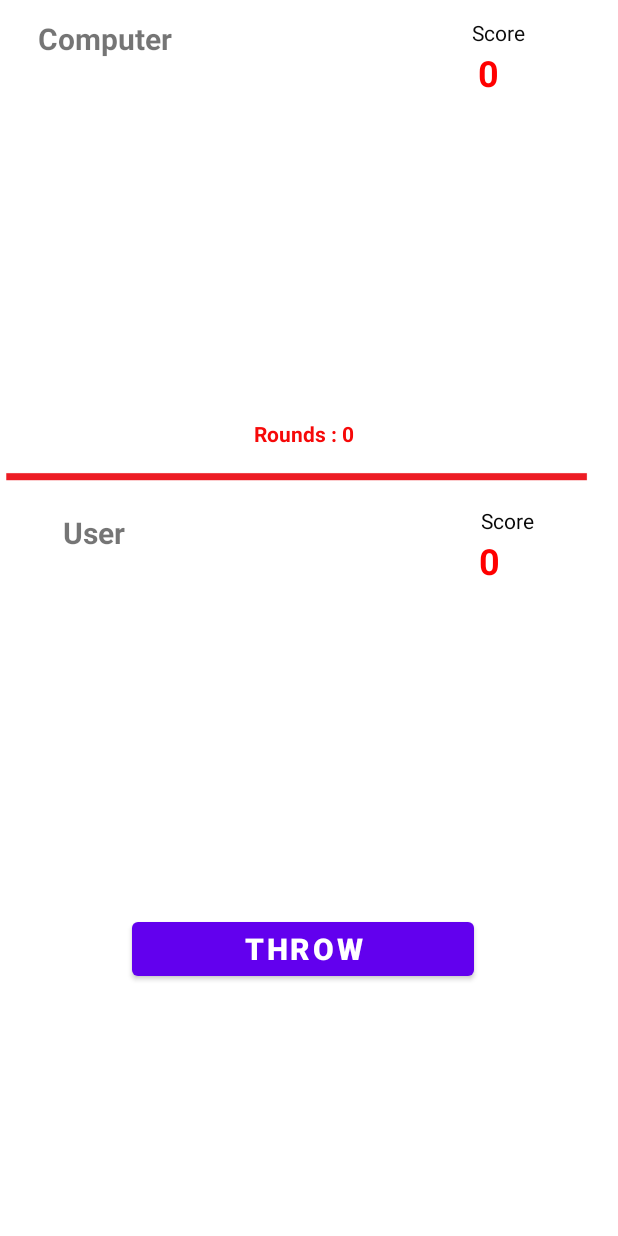
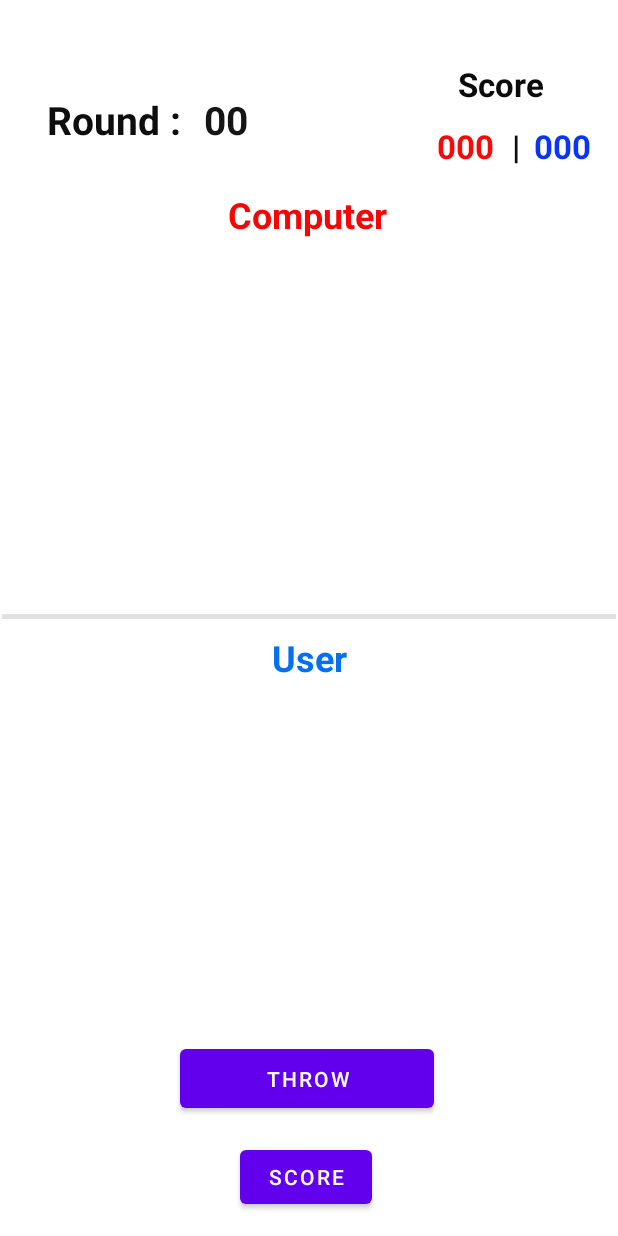
Before and after one commit to DumiaSL/5_Roll, an Android app: the GameScreen screen opened directly, with no data from a screen before it, on a phone screen of 412 x 824 dp. Run offline under Robolectric (Android 15) with nearby library versions, the phone set to English and light mode, and no system bars.

Commit message:
changed game screen design

```diff
--- a/Dice_Game_Application/app/src/main/java/com/example/dice_game_application/GameScreen.kt
+++ b/Dice_Game_Application/app/src/main/java/com/example/dice_game_application/GameScreen.kt
@@ -39,7 +39,7 @@ class GameScreen : AppCompatActivity() {
 
         var computerscore=0
         var userscore=0
-        var rounds=0
+        var rounds=1
 
         var remove_list = mutableListOf<Boolean>(false,false,false,false,false)
 
@@ -118,7 +118,7 @@ class GameScreen : AppCompatActivity() {
                 }
 
                 rounds++
-                round_text.setText("Rounds "+rounds.toString())
+                round_text.setText(rounds.toString())
 
                 for (i in 0..4) {
                     computerscore += computer_list[i]
@@ -251,17 +251,17 @@ class GameScreen : AppCompatActivity() {
     fun setImage(image: ImageView, i: Int) {
         image.isVisible=true
         if (i==1){
-            image.setImageResource(R.drawable.one)
+            image.setImageResource(R.drawable.dice_1)
         }else if (i==2){
-            image.setImageResource(R.drawable.two)
+            image.setImageResource(R.drawable.dice_2)
         }else if (i==3){
-            image.setImageResource(R.drawable.three)
+            image.setImageResource(R.drawable.dice_3)
         }else if (i==4){
-            image.setImageResource(R.drawable.four)
+            image.setImageResource(R.drawable.dice_4)
         }else if (i==5){
-            image.setImageResource(R.drawable.five)
+            image.setImageResource(R.drawable.dice_5)
         }else{
-            image.setImageResource(R.drawable.six)
+            image.setImageResource(R.drawable.dice_6)
         }
     }
 
--- a/Dice_Game_Application/app/src/main/res/layout/activity_game_screen.xml
+++ b/Dice_Game_Application/app/src/main/res/layout/activity_game_screen.xml
@@ -6,232 +6,249 @@
     android:layout_height="match_parent"
     tools:context=".GameScreen">
 
-    <ImageView
-        android:id="@+id/u1"
-        android:layout_width="50dp"
-        android:layout_height="84dp"
-        android:layout_marginStart="64dp"
-        android:layout_marginTop="48dp"
-        android:visibility="invisible"
-        app:layout_constraintStart_toStartOf="parent"
-        app:layout_constraintTop_toBottomOf="@+id/line"
-        app:srcCompat="@drawable/three" />
-
-    <ImageView
-        android:id="@+id/u3"
-        android:layout_width="50dp"
-        android:layout_height="74dp"
-        android:layout_marginStart="60dp"
-        android:layout_marginTop="56dp"
-        android:visibility="invisible"
-        app:layout_constraintStart_toEndOf="@+id/u2"
-        app:layout_constraintTop_toBottomOf="@+id/line"
-        app:srcCompat="@drawable/five" />
-
-    <Button
-        android:id="@+id/throwbtn"
-        android:layout_width="228dp"
-        android:layout_height="48dp"
-        android:layout_marginStart="88dp"
-        android:layout_marginTop="32dp"
-        android:text="Throw"
-        android:textSize="20sp"
-        android:textStyle="bold"
-        app:layout_constraintStart_toStartOf="parent"
-        app:layout_constraintTop_toBottomOf="@+id/u5" />
-
     <Button
         android:id="@+id/score"
         android:layout_width="wrap_content"
         android:layout_height="wrap_content"
-        android:layout_marginStart="152dp"
-        android:layout_marginTop="20dp"
+        android:layout_marginStart="160dp"
+        android:layout_marginTop="16dp"
         android:text="Score"
-        android:textStyle="bold"
-        android:visibility="invisible"
         app:layout_constraintStart_toStartOf="parent"
         app:layout_constraintTop_toBottomOf="@+id/throwbtn" />
 
+    <Button
+        android:id="@+id/throwbtn"
+        android:layout_width="169dp"
+        android:layout_height="51dp"
+        android:layout_marginStart="120dp"
+        android:layout_marginTop="39dp"
+        android:text="Throw"
+        app:layout_constraintStart_toStartOf="parent"
+        app:layout_constraintTop_toBottomOf="@+id/u4" />
+
+    <View
+        android:id="@+id/divider"
+        android:layout_width="409dp"
+        android:layout_height="3dp"
+        android:layout_marginStart="1dp"
+        android:layout_marginTop="44dp"
+        android:background="?android:attr/listDivider"
+        android:backgroundTint="#0A0A0A"
+        app:layout_constraintStart_toStartOf="parent"
+        app:layout_constraintTop_toBottomOf="@+id/c4" />
+
+    <ImageView
+        android:id="@+id/c2"
+        android:layout_width="80dp"
+        android:layout_height="80dp"
+        android:layout_marginStart="35dp"
+        android:layout_marginTop="10dp"
+        android:visibility="invisible"
+        app:layout_constraintStart_toEndOf="@+id/c1"
+        app:layout_constraintTop_toBottomOf="@+id/textView7"
+        app:srcCompat="@drawable/dice_1" />
+
+    <ImageView
+        android:id="@+id/c4"
+        android:layout_width="80dp"
+        android:layout_height="80dp"
+        android:layout_marginStart="105dp"
+        android:layout_marginTop="36dp"
+        android:visibility="invisible"
+        app:layout_constraintStart_toStartOf="parent"
+        app:layout_constraintTop_toBottomOf="@+id/c2"
+        app:srcCompat="@drawable/dice_1" />
+
+    <ImageView
+        android:id="@+id/c1"
+        android:layout_width="80dp"
+        android:layout_height="80dp"
+        android:layout_marginStart="50dp"
+        android:layout_marginTop="72dp"
+        android:visibility="invisible"
+        app:layout_constraintStart_toStartOf="parent"
+        app:layout_constraintTop_toBottomOf="@+id/textView4"
+        app:srcCompat="@drawable/dice_1" />
+
+    <ImageView
+        android:id="@+id/u1"
+        android:layout_width="80dp"
+        android:layout_height="80dp"
+        android:layout_marginStart="50dp"
+        android:layout_marginTop="45dp"
+        android:visibility="invisible"
+        app:layout_constraintStart_toStartOf="parent"
+        app:layout_constraintTop_toBottomOf="@+id/divider"
+        app:srcCompat="@drawable/dice_1" />
+
+    <ImageView
+        android:id="@+id/u4"
+        android:layout_width="80dp"
+        android:layout_height="80dp"
+        android:layout_marginStart="105dp"
+        android:layout_marginTop="36dp"
+        android:visibility="invisible"
+        app:layout_constraintStart_toStartOf="parent"
+        app:layout_constraintTop_toBottomOf="@+id/u1"
+        app:srcCompat="@drawable/dice_1" />
+
+    <ImageView
+        android:id="@+id/u5"
+        android:layout_width="80dp"
+        android:layout_height="80dp"
+        android:layout_marginStart="40dp"
+        android:layout_marginTop="36dp"
+        android:visibility="invisible"
+        app:layout_constraintStart_toEndOf="@+id/u4"
+        app:layout_constraintTop_toBottomOf="@+id/u2"
+        app:srcCompat="@drawable/dice_1" />
+
+    <ImageView
+        android:id="@+id/u2"
+        android:layout_width="80dp"
+        android:layout_height="80dp"
+        android:layout_marginStart="35dp"
+        android:layout_marginTop="4dp"
+        android:visibility="invisible"
+        app:layout_constraintStart_toEndOf="@+id/u1"
+        app:layout_constraintTop_toBottomOf="@+id/textView8"
+        app:srcCompat="@drawable/dice_1" />
+
+    <ImageView
+        android:id="@+id/u3"
+        android:layout_width="80dp"
+        android:layout_height="80dp"
+        android:layout_marginStart="44dp"
+        android:layout_marginTop="45dp"
+        android:visibility="invisible"
+        app:layout_constraintStart_toEndOf="@+id/u2"
+        app:layout_constraintTop_toBottomOf="@+id/divider"
+        app:srcCompat="@drawable/dice_1" />
+
+    <ImageView
+        android:id="@+id/c5"
+        android:layout_width="80dp"
+        android:layout_height="80dp"
+        android:layout_marginStart="40dp"
+        android:layout_marginTop="35dp"
+        android:visibility="invisible"
+        app:layout_constraintStart_toEndOf="@+id/c4"
+        app:layout_constraintTop_toBottomOf="@+id/c3"
+        app:srcCompat="@drawable/dice_1" />
+
+    <ImageView
+        android:id="@+id/c3"
+        android:layout_width="80dp"
+        android:layout_height="80dp"
+        android:layout_marginStart="44dp"
+        android:layout_marginTop="58dp"
+        android:visibility="invisible"
+        app:layout_constraintStart_toEndOf="@+id/c2"
+        app:layout_constraintTop_toBottomOf="@+id/user_score"
+        app:srcCompat="@drawable/dice_1" />
+
     <TextView
-        android:id="@+id/textView6"
+        android:id="@+id/textView4"
         android:layout_width="wrap_content"
         android:layout_height="wrap_content"
-        android:layout_marginStart="42dp"
-        android:layout_marginTop="4dp"
-        android:text="User"
-        android:textSize="20sp"
+        android:layout_marginStart="31dp"
+        android:layout_marginTop="62dp"
+        android:text="Round :"
+        android:textColor="#0D0D0D"
+        android:textSize="26sp"
         android:textStyle="bold"
         app:layout_constraintStart_toStartOf="parent"
-        app:layout_constraintTop_toBottomOf="@+id/line" />
+        app:layout_constraintTop_toTopOf="parent" />
+
+    <TextView
+        android:id="@+id/round"
+        android:layout_width="wrap_content"
+        android:layout_height="wrap_content"
+        android:layout_marginStart="15dp"
+        android:layout_marginTop="62dp"
+        android:text="00"
+        android:textColor="#151515"
+        android:textSize="26sp"
+        android:textStyle="bold"
+        app:layout_constraintStart_toEndOf="@+id/textView4"
+        app:layout_constraintTop_toTopOf="parent" />
+
+    <TextView
+        android:id="@+id/textView5"
+        android:layout_width="wrap_content"
+        android:layout_height="wrap_content"
+        android:layout_marginStart="140dp"
+        android:layout_marginTop="41dp"
+        android:text="Score"
+        android:textColor="#0B0B0B"
+        android:textSize="22sp"
+        android:textStyle="bold"
+        app:layout_constraintStart_toEndOf="@+id/round"
+        app:layout_constraintTop_toTopOf="parent" />
+
+    <TextView
+        android:id="@+id/user_score"
+        android:layout_width="wrap_content"
+        android:layout_height="wrap_content"
+        android:layout_marginStart="9dp"
+        android:layout_marginTop="12dp"
+        android:text="000"
+        android:textColor="#0B35F6"
+        android:textSize="22sp"
+        android:textStyle="bold"
+        app:layout_constraintStart_toEndOf="@+id/textView9"
+        app:layout_constraintTop_toBottomOf="@+id/textView5" />
+
+    <TextView
+        android:id="@+id/computer_score"
+        android:layout_width="wrap_content"
+        android:layout_height="wrap_content"
+        android:layout_marginStart="126dp"
+        android:layout_marginTop="12dp"
+        android:text="000"
+        android:textColor="#F80808"
+        android:textSize="22sp"
+        android:textStyle="bold"
+        app:layout_constraintStart_toEndOf="@+id/round"
+        app:layout_constraintTop_toBottomOf="@+id/textView5" />
+
+    <TextView
+        android:id="@+id/textView9"
+        android:layout_width="wrap_content"
+        android:layout_height="wrap_content"
+        android:layout_marginStart="12dp"
+        android:layout_marginTop="12dp"
+        android:text="|"
+        android:textColor="#0E0E0E"
+        android:textSize="22dp"
+        android:textStyle="bold"
+        app:layout_constraintStart_toEndOf="@+id/computer_score"
+        app:layout_constraintTop_toBottomOf="@+id/textView5" />
 
     <TextView
         android:id="@+id/textView7"
         android:layout_width="wrap_content"
         android:layout_height="wrap_content"
-        android:layout_marginStart="25dp"
-        android:layout_marginTop="12dp"
+        android:layout_marginStart="152dp"
+        android:layout_marginTop="29dp"
         android:text="Computer"
-        android:textSize="20sp"
+        android:textColor="#F60707"
+        android:textSize="24sp"
         android:textStyle="bold"
         app:layout_constraintStart_toStartOf="parent"
-        app:layout_constraintTop_toTopOf="parent" />
-
-    <ImageView
-        android:id="@+id/c1"
-        android:layout_width="53dp"
-        android:layout_height="56dp"
-        android:layout_marginStart="52dp"
-        android:layout_marginTop="84dp"
-        android:visibility="invisible"
-        app:layout_constraintStart_toStartOf="parent"
-        app:layout_constraintTop_toTopOf="parent"
-        app:srcCompat="@drawable/five" />
-
-    <ImageView
-        android:id="@+id/c5"
-        android:layout_width="52dp"
-        android:layout_height="79dp"
-        android:layout_marginStart="80dp"
-        android:layout_marginTop="188dp"
-        android:visibility="invisible"
-        app:layout_constraintStart_toEndOf="@+id/c4"
-        app:layout_constraintTop_toTopOf="parent"
-        app:srcCompat="@drawable/four" />
-
-    <ImageView
-        android:id="@+id/u5"
-        android:layout_width="52dp"
-        android:layout_height="79dp"
-        android:layout_marginStart="80dp"
-        android:layout_marginTop="160dp"
-        android:visibility="invisible"
-        app:layout_constraintStart_toEndOf="@+id/u4"
-        app:layout_constraintTop_toBottomOf="@+id/line"
-        app:srcCompat="@drawable/four" />
-
-    <ImageView
-        android:id="@+id/c2"
-        android:layout_width="56dp"
-        android:layout_height="88dp"
-        android:layout_marginStart="64dp"
-        android:layout_marginTop="28dp"
-        android:visibility="invisible"
-        app:layout_constraintStart_toEndOf="@+id/c1"
-        app:layout_constraintTop_toBottomOf="@+id/textView7"
-        app:srcCompat="@drawable/one" />
-
-    <ImageView
-        android:id="@+id/u4"
-        android:layout_width="56dp"
-        android:layout_height="88dp"
-        android:layout_marginStart="111dp"
-        android:layout_marginTop="19dp"
-        android:visibility="invisible"
-        app:layout_constraintStart_toStartOf="parent"
-        app:layout_constraintTop_toBottomOf="@+id/u1"
-        app:srcCompat="@drawable/one" />
-
-    <ImageView
-        android:id="@+id/c3"
-        android:layout_width="50dp"
-        android:layout_height="84dp"
-        android:layout_marginStart="68dp"
-        android:layout_marginTop="68dp"
-        android:visibility="invisible"
-        app:layout_constraintStart_toEndOf="@+id/c2"
-        app:layout_constraintTop_toTopOf="parent"
-        app:srcCompat="@drawable/three" />
-
-    <ImageView
-        android:id="@+id/c4"
-        android:layout_width="58dp"
-        android:layout_height="52dp"
-        android:layout_marginStart="108dp"
-        android:layout_marginTop="160dp"
-        android:visibility="invisible"
-        app:layout_constraintStart_toStartOf="parent"
-        app:layout_constraintTop_toBottomOf="@+id/textView7"
-        app:srcCompat="@drawable/six" />
-
-    <ImageView
-        android:id="@+id/u2"
-        android:layout_width="51dp"
-        android:layout_height="77dp"
-        android:layout_marginStart="60dp"
-        android:layout_marginTop="24dp"
-        android:visibility="invisible"
-        app:layout_constraintStart_toEndOf="@+id/u1"
-        app:layout_constraintTop_toBottomOf="@+id/textView6"
-        app:srcCompat="@drawable/six" />
-
-    <ImageView
-        android:id="@+id/line"
-        android:layout_width="393dp"
-        android:layout_height="38dp"
-        android:layout_marginTop="32dp"
-        app:layout_constraintStart_toStartOf="parent"
-        app:layout_constraintTop_toBottomOf="@+id/c5"
-        app:srcCompat="@drawable/redline" />
+        app:layout_constraintTop_toBottomOf="@+id/round" />
 
     <TextView
-        android:id="@+id/computer_score"
-        android:layout_width="53dp"
-        android:layout_height="29dp"
-        android:layout_marginStart="204dp"
-        android:layout_marginTop="32dp"
-        android:text="0"
-        android:textColor="#FF0000"
+        android:id="@+id/textView8"
+        android:layout_width="wrap_content"
+        android:layout_height="wrap_content"
+        android:layout_marginStart="181dp"
+        android:layout_marginTop="9dp"
+        android:text="User"
+        android:textColor="#056FEF"
         android:textSize="24sp"
         android:textStyle="bold"
-        app:layout_constraintStart_toEndOf="@+id/textView7"
-        app:layout_constraintTop_toTopOf="parent" />
-
-    <TextView
-        android:id="@+id/user_score"
-        android:layout_width="57dp"
-        android:layout_height="33dp"
-        android:layout_marginStart="236dp"
-        android:layout_marginTop="20dp"
-        android:text="0"
-        android:textColor="#FF0000"
-        android:textSize="24sp"
-        android:textStyle="bold"
-        app:layout_constraintStart_toEndOf="@+id/textView6"
-        app:layout_constraintTop_toBottomOf="@+id/line" />
-
-    <TextView
-        android:id="@+id/textView10"
-        android:layout_width="wrap_content"
-        android:layout_height="wrap_content"
-        android:layout_marginStart="200dp"
-        android:layout_marginTop="12dp"
-        android:text="Score"
-        android:textColor="#0C0C0C"
-        app:layout_constraintStart_toEndOf="@+id/textView7"
-        app:layout_constraintTop_toTopOf="parent" />
-
-    <TextView
-        android:id="@+id/textView11"
-        android:layout_width="wrap_content"
-        android:layout_height="wrap_content"
-        android:layout_marginStart="237dp"
-        android:text="Score"
-        android:textColor="#070707"
-        app:layout_constraintStart_toEndOf="@+id/textView6"
-        app:layout_constraintTop_toBottomOf="@+id/line" />
-
-    <TextView
-        android:id="@+id/round"
-        android:layout_width="wrap_content"
-        android:layout_height="wrap_content"
-        android:layout_marginStart="169dp"
-        android:layout_marginTop="28dp"
-        android:layout_marginEnd="176dp"
-        android:text="Rounds : 0"
-        android:textColor="#F60909"
-        android:textStyle="bold"
-        app:layout_constraintEnd_toEndOf="parent"
         app:layout_constraintStart_toStartOf="parent"
-        app:layout_constraintTop_toBottomOf="@+id/c4" />
+        app:layout_constraintTop_toBottomOf="@+id/divider" />
 
 </androidx.constraintlayout.widget.ConstraintLayout>
--- a/Dice_Game_Application/app/src/main/res/layout/activity_main.xml
+++ b/Dice_Game_Application/app/src/main/res/layout/activity_main.xml
@@ -43,10 +43,10 @@
         android:textSize="16sp"
         android:textStyle="bold|italic"
         app:layout_constraintStart_toStartOf="parent"
-        app:layout_constraintTop_toBottomOf="@+id/textView2" />
+        app:layout_constraintTop_toBottomOf="@+id/round" />
 
     <TextView
-        android:id="@+id/textView2"
+        android:id="@+id/round"
         android:layout_width="212dp"
         android:layout_height="65dp"
         android:text="5 - Roll"
```
Also changed, not shown: Dice_Game_Application/app/src/main/res/drawable/dice_1.png (added), Dice_Game_Application/app/src/main/res/drawable/dice_2.png (added), Dice_Game_Application/app/src/main/res/drawable/dice_3.png (added), Dice_Game_Application/app/src/main/res/drawable/dice_4.png (added), Dice_Game_Application/app/src/main/res/drawable/dice_5.png (added), Dice_Game_Application/app/src/main/res/drawable/dice_6.png (added), Dice_Game_Application/app/src/main/res/drawable/five.jpg (deleted), Dice_Game_Application/app/src/main/res/drawable/four.jpg (deleted), Dice_Game_Application/app/src/main/res/drawable/one.jpg (deleted), Dice_Game_Application/app/src/main/res/drawable/six.jpg (deleted), Dice_Game_Application/app/src/main/res/drawable/three.jpg (deleted), Dice_Game_Application/app/src/main/res/drawable/two.jpg (deleted).
